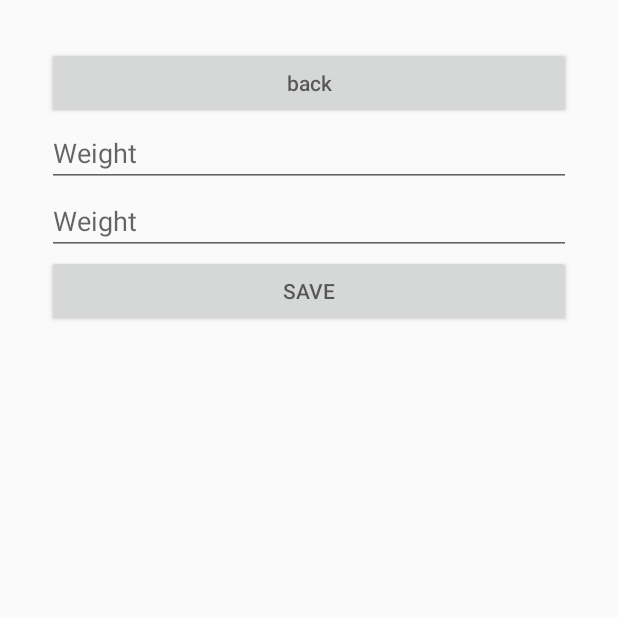
After one commit to adobebeta/Healthy, an Android app: the fragment WeightFormFragment placed in its activity, on a phone screen of 412 x 824 dp, the top half of it. The commit adds this screen. Run offline under Robolectric (Android 15) with nearby library versions, the phone set to English and light mode, and no system bars; our stand-ins replace Firebase (no records; nobody signed in at launch, a user with empty details on screens opened directly).

Commit message:
add WeightFromFragment
Page WeightFragment
add Add Button

```diff
--- a/app/build.gradle
+++ b/app/build.gradle
@@ -23,7 +23,8 @@ dependencies {
     implementation fileTree(dir: 'libs', include: ['*.jar'])
     implementation 'com.android.support:appcompat-v7:28.0.0-rc01'
     implementation 'com.android.support.constraint:constraint-layout:1.1.2'
-    implementation 'com.google.firebase:firebase-auth:11.6.0'
+    implementation 'com.google.firebase:firebase-auth:16.0.3'
+    implementation 'com.google.firebase:firebase-firestore:17.1.0'
     testImplementation 'junit:junit:4.12'
     androidTestImplementation 'com.android.support.test:runner:1.0.2'
     androidTestImplementation 'com.android.support.test.espresso:espresso-core:3.0.2'
--- a/app/src/main/java/com/example/a59070090/healthy/LoginFragment.java
+++ b/app/src/main/java/com/example/a59070090/healthy/LoginFragment.java
@@ -16,6 +16,7 @@ import android.widget.Toast;
 import com.google.android.gms.tasks.OnFailureListener;
 import com.google.android.gms.tasks.OnSuccessListener;
 import com.google.firebase.auth.AuthResult;
+//import com.google.firebase.auth.FirebaseAuth;
 import com.google.firebase.auth.FirebaseAuth;
 import com.google.firebase.auth.FirebaseUser;
 
--- /dev/null
+++ b/app/src/main/java/com/example/a59070090/healthy/weight/WeightFormFragment.java
@@ -0,0 +1,90 @@
+package com.example.a59070090.healthy.weight;
+
+import android.os.Bundle;
+import android.support.annotation.NonNull;
+import android.support.annotation.Nullable;
+import android.support.v4.app.Fragment;
+import android.view.LayoutInflater;
+import android.view.View;
+import android.view.ViewGroup;
+import android.widget.Button;
+import android.widget.EditText;
+
+import com.example.a59070090.healthy.MenuFragment;
+import com.example.a59070090.healthy.R;
+import com.google.android.gms.tasks.OnFailureListener;
+import com.google.android.gms.tasks.OnSuccessListener;
+import com.google.firebase.auth.FirebaseAuth;
+import com.google.firebase.firestore.FirebaseFirestore;
+
+/**
+ * Created by adobebeta on 17/9/2018 AD.
+ */
+
+public class WeightFormFragment extends Fragment{
+    FirebaseFirestore _firestore;
+    FirebaseAuth _auth;
+
+    @Nullable
+    @Override
+    public View onCreateView(@NonNull LayoutInflater inflater, @Nullable ViewGroup container, @Nullable Bundle savedInstanceState) {
+        return inflater.inflate(R.layout.fragment_weight_form, container, false);
+    }
+
+    @Override
+    public void onActivityCreated(@Nullable Bundle savedInstanceState) {
+        super.onActivityCreated(savedInstanceState);
+        _firestore = FirebaseFirestore.getInstance();
+        _auth = FirebaseAuth.getInstance();
+        initSaveButton();
+        initBackButton();
+    }
+
+    void initBackButton(){
+        Button _btn = getView().findViewById(R.id.weight_form_back_btn);
+        _btn.setOnClickListener(new View.OnClickListener() {
+            @Override
+            public void onClick(View v) {
+                getActivity().getSupportFragmentManager()
+                        .beginTransaction()
+                        .replace(R.id.main_view, new WeightFragment())
+                        .addToBackStack(null)
+                        .commit();
+            }
+        });
+    }
+
+    void initSaveButton(){
+        Button _btn = getView().findViewById(R.id.weight_form_save_btn);
+        _btn.setOnClickListener(new View.OnClickListener(){
+            @Override
+            public void onClick(View v) {
+                EditText _date = getView().findViewById(R.id.weight_form_date);
+                EditText _weight = getView().findViewById(R.id.weight_form_weight);
+
+                String _dateString = _date.getText().toString();
+                String _weightString = _weight.getText().toString();
+
+                String _uid = _auth.getCurrentUser().getUid();
+
+                Weight _data = new Weight(_dateString,Integer.valueOf(_weightString), "UP");
+
+                _firestore.collection("myfitness")
+                .document(_uid).collection("weight")
+                        .document(_dateString)
+                        .set(_data)
+                        .addOnSuccessListener(new OnSuccessListener<Void>() {
+                            @Override
+                            public void onSuccess(Void aVoid) {
+
+                            }
+                        }).addOnFailureListener(new OnFailureListener() {
+                    @Override
+                    public void onFailure(@NonNull Exception e) {
+
+                    }
+                });
+            }
+        });
+    }
+}
--- a/app/src/main/res/layout/fragment_menu.xml
+++ b/app/src/main/res/layout/fragment_menu.xml
@@ -3,6 +3,8 @@
 <LinearLayout xmlns:android="http://schemas.android.com/apk/res/android"
     android:orientation="vertical" android:layout_width="match_parent"
     android:layout_height="match_parent">
+
+
 
     <ListView
         android:id="@+id/menu_list"
--- a/app/src/main/res/layout/fragment_weight.xml
+++ b/app/src/main/res/layout/fragment_weight.xml
@@ -11,7 +11,7 @@
         android:padding="50dp">
 
         <Button
-            android:id="@+id/button"
+            android:id="@+id/add_weight"
             android:layout_width="match_parent"
             android:layout_height="wrap_content"
             android:text="Add WEIGHT" />
--- /dev/null
+++ b/app/src/main/res/layout/fragment_weight_form.xml
@@ -0,0 +1,44 @@
+<?xml version="1.0" encoding="utf-8"?>
+<android.support.constraint.ConstraintLayout
+    xmlns:android="http://schemas.android.com/apk/res/android" android:layout_width="match_parent"
+    android:layout_height="match_parent">
+
+    <ScrollView
+        android:layout_width="match_parent"
+        android:layout_height="wrap_content">
+        <LinearLayout
+            android:layout_width="match_parent"
+            android:layout_height="wrap_content"
+            android:orientation="vertical"
+            android:padding="15dp">
+
+            <Button
+                android:id="@+id/weight_form_back_btn"
+                android:layout_width="match_parent"
+                android:layout_height="wrap_content"
+                android:hint="back"/>
+
+            <EditText
+
+                android:layout_width="match_parent"
+                android:layout_height="wrap_content"
+                android:hint="Weight"
+                android:id="@+id/weight_form_date" />
+
+            <EditText
+
+                android:layout_width="match_parent"
+                android:layout_height="wrap_content"
+                android:hint="Weight"
+                android:id="@+id/weight_form_weight" />
+
+    <Button
+        android:id="@+id/weight_form_save_btn"
+        android:layout_width="match_parent"
+        android:layout_height="wrap_content"
+        android:hint="SAVE"/>
+        </LinearLayout>
+    </ScrollView>
+
+
+</android.support.constraint.ConstraintLayout>
```
Also changed, not shown: app/src/main/java/com/example/a59070090/healthy/weight/WeightFragment.java (+15 -4 lines).
